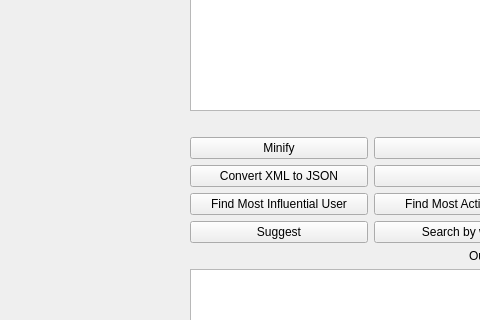
This is XMLEditor_GUI/mainwindow.ui in Nouran-Salah/XML-Editor as Qt 5 draws it before an edit; both pictures show x 0 to 480 and y 149 to 469 of the 1036 by 743 pixel window. The edited form follows.
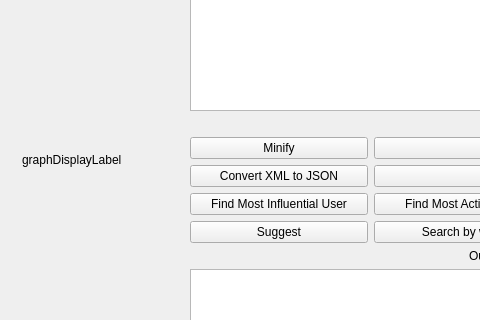
This is the edited form.

```diff
--- a/XMLEditor_GUI/mainwindow.ui
+++ b/XMLEditor_GUI/mainwindow.ui
@@ -180,6 +180,19 @@
      </item>
     </layout>
    </widget>
+   <widget class="QLabel" name="label_4">
+    <property name="geometry">
+     <rect>
+      <x>22</x>
+      <y>280</y>
+      <width>131</width>
+      <height>20</height>
+     </rect>
+    </property>
+    <property name="text">
+     <string>graphDisplayLabel</string>
+    </property>
+   </widget>
   </widget>
   <widget class="QMenuBar" name="menubar">
    <property name="geometry">
```
Left out of the diff: 2 changed lines with no effect on the pictures.
